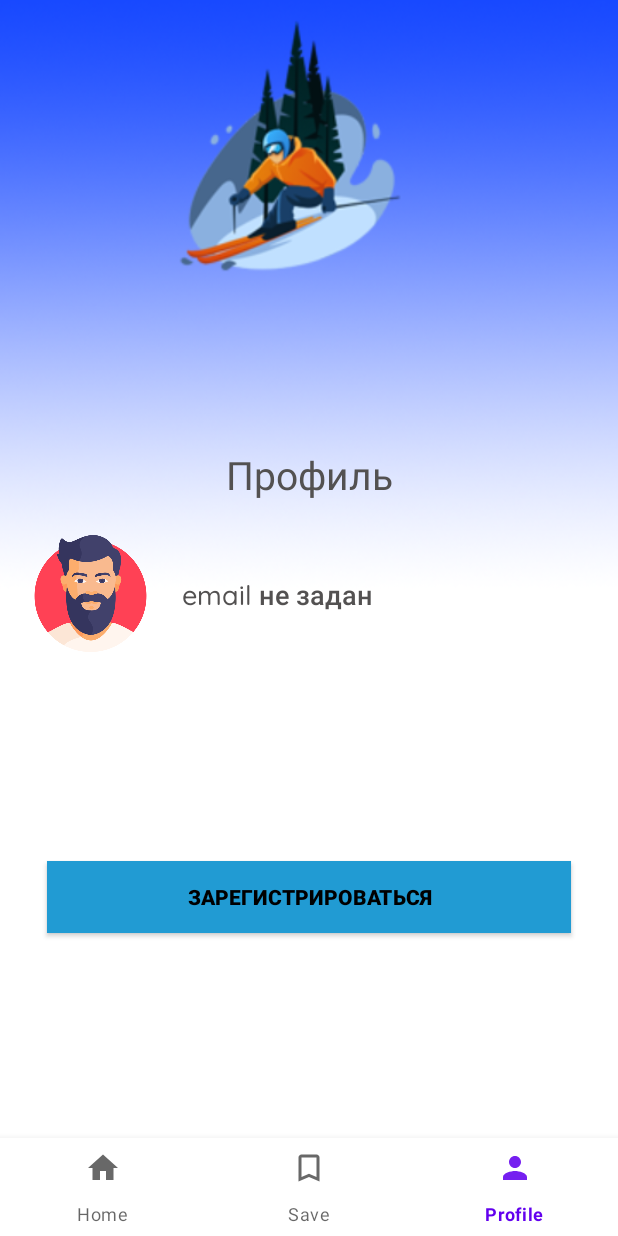
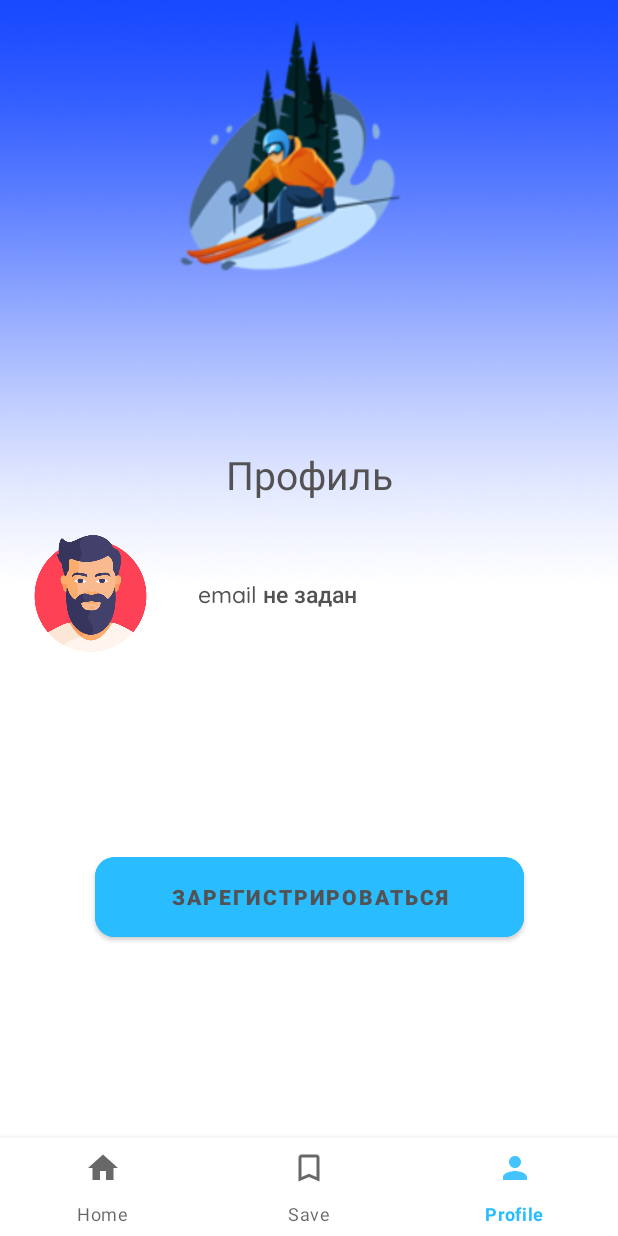
Before and after one commit to Sergio994350/SkiMountains, an Android app: the screen it shows after launch (MainActivity), item 3 of the bottom bar chosen, on a phone screen of 412 x 824 dp. Run offline under Robolectric (Android 15) with nearby library versions, the light colour scheme and no system bars; our stand-ins replace Firebase (no records; nobody signed in at launch, a user with empty details on screens opened directly), Room's generated code, navigation-ui, sdp/ssp sizes.

Commit message:
authorization: change profile fragment, send email to reset password, some other fixes

```diff
--- a/app/src/main/java/com/epicteam1/skimountains/feature_auth/presentation/ui/SignUpFragment.kt
+++ b/app/src/main/java/com/epicteam1/skimountains/feature_auth/presentation/ui/SignUpFragment.kt
@@ -12,6 +12,8 @@ import androidx.navigation.fragment.findNavController
 import com.epicteam1.skimountains.R
 import com.epicteam1.skimountains.databinding.FragmentSignUpBinding
 import com.epicteam1.skimountains.feature_auth.presentation.viewModel.AuthViewModel
+import com.epicteam1.skimountains.feature_ski_places.core.Constants
+import com.epicteam1.skimountains.feature_ski_places.core.Constants.SIGN_UP_SUCCESS
 import kotlinx.coroutines.launch
 import org.koin.androidx.viewmodel.ext.android.viewModel
 
@@ -36,6 +38,7 @@ class SignUpFragment : Fragment(R.layout.fragment_sign_up) {
                 val password = passET.text.toString()
                 val confirmPass = confirmPassEt.text.toString()
                 authViewModel.signUpUser(email, password, confirmPass)
+                Toast.makeText(context, SIGN_UP_SUCCESS, Toast.LENGTH_SHORT).show()
             }
             tvAlreadyRegistered.setOnClickListener {
                 findNavController().navigate(R.id.action_sign_up_to_sign_in_fragment)
--- a/app/src/main/java/com/epicteam1/skimountains/feature_ski_places/core/Constants.kt
+++ b/app/src/main/java/com/epicteam1/skimountains/feature_ski_places/core/Constants.kt
@@ -16,6 +16,12 @@ object Constants {
     const val UNDO = "undo"
     const val HAS_NIGHTRIDE = "true"
     const val HAS_RAILWAY = "true"
+    const val LOG_OUT = "Выйти"
+    const val EMAIL_NOT_FOUND = "email не задан"
+    const val SIGN_UP = "Зарегистрироваться"
+    const val LOG_OUT_SUCCESS = "Успешный выход"
+    const val EMAIL_HAS_SEND = "Email отправлен"
+    const val SIGN_UP_SUCCESS = "Пользователь зарегистрирован"
 
     const val SKIPLACE_ID = "skiPlaceId"
     const val SKIPLACE_BLACKTRAILS = "blackTrails"
@@ -50,4 +56,6 @@ object Constants {
     const val SKIPLACE_YOUTUBELINK = "youTubeLink"
     const val SKIPLACE_ENTITY = "entity"
     const val SKIPLACE_ISSAVED = "isSaved"
+
+    val String.Companion.EMPTY: String get() = ""
 }
--- a/app/src/main/java/com/epicteam1/skimountains/feature_ski_places/presentation/ui/ProfileFragment.kt
+++ b/app/src/main/java/com/epicteam1/skimountains/feature_ski_places/presentation/ui/ProfileFragment.kt
@@ -4,13 +4,24 @@ import android.os.Bundle
 import android.view.LayoutInflater
 import android.view.View
 import android.view.ViewGroup
+import android.widget.Toast
+import androidx.core.view.isVisible
 import androidx.fragment.app.Fragment
 import androidx.navigation.fragment.findNavController
 import com.epicteam1.skimountains.R
 import com.epicteam1.skimountains.databinding.FragmentProfileBinding
+import com.epicteam1.skimountains.feature_auth.presentation.viewModel.AuthViewModel
+import com.epicteam1.skimountains.feature_ski_places.core.Constants.EMAIL_HAS_SEND
+import com.epicteam1.skimountains.feature_ski_places.core.Constants.EMAIL_NOT_FOUND
+import com.epicteam1.skimountains.feature_ski_places.core.Constants.EMPTY
+import com.epicteam1.skimountains.feature_ski_places.core.Constants.LOG_OUT
+import com.epicteam1.skimountains.feature_ski_places.core.Constants.LOG_OUT_SUCCESS
+import com.epicteam1.skimountains.feature_ski_places.core.Constants.SIGN_UP
+import org.koin.androidx.viewmodel.ext.android.viewModel
 
 class ProfileFragment : Fragment(R.layout.fragment_profile) {
 
+    private val authViewModel by viewModel<AuthViewModel>()
     private var _binding: FragmentProfileBinding? = null
     private val binding get() = _binding
 
@@ -20,23 +31,48 @@ class ProfileFragment : Fragment(R.layout.fragment_profile) {
         savedInstanceState: Bundle?
     ): View? {
         _binding = FragmentProfileBinding.inflate(inflater, container, false)
+        registerObservers()
+        getUser()
 
-        binding?.apply {
-            signupButtonProfile.setOnClickListener {
-                findNavController().navigate(R.id.action_profile_to_sign_up_fragment)
-            }
-        }
         return binding?.root
     }
 
-
-    override fun onViewCreated(view: View, savedInstanceState: Bundle?) {
-        super.onViewCreated(view, savedInstanceState)
-        // TODO
+    private fun getUser() {
+        authViewModel.getCurrentUser()
     }
 
     override fun onDestroyView() {
         super.onDestroyView()
         _binding = null
     }
+
+    private fun registerObservers() {
+        authViewModel.currentUser.observe(viewLifecycleOwner) { user ->
+            user?.let {
+                binding?.apply { // user registered
+                    val userEmail = it.email.toString()
+                    tvEmailProfileFragment.text = userEmail
+                    tvChangePassword.isVisible = true
+                    tvChangePassword.setOnClickListener {
+                        Toast.makeText(context, EMAIL_HAS_SEND, Toast.LENGTH_SHORT).show()
+                        authViewModel.verifySendPasswordReset(userEmail)
+                    }
+                    signupButtonProfile.text = LOG_OUT
+                    signupButtonProfile.setOnClickListener {
+                        authViewModel.signOut()
+                        Toast.makeText(context, LOG_OUT_SUCCESS, Toast.LENGTH_SHORT).show()
+                        findNavController().navigate(R.id.action_profile_to_home_fragment)
+                    }
+                }
+            } ?: binding?.apply { // user not registered
+                val userEmail = String.EMPTY
+                tvEmailProfileFragment.text = EMAIL_NOT_FOUND
+                tvChangePassword.isVisible = false
+                signupButtonProfile.text = SIGN_UP
+                signupButtonProfile.setOnClickListener {
+                    findNavController().navigate(R.id.action_profile_to_sign_up_fragment)
+                }
+            }
+        }
+    }
 }
--- a/app/src/main/res/layout/fragment_profile.xml
+++ b/app/src/main/res/layout/fragment_profile.xml
@@ -4,8 +4,8 @@
     xmlns:tools="http://schemas.android.com/tools"
     android:layout_width="match_parent"
     android:layout_height="match_parent"
+    android:background="@drawable/skier_bg"
     android:padding="@dimen/_8sdp"
-    android:background="@drawable/skier_bg"
     tools:context=".feature_ski_places.presentation.ui.ProfileFragment">
 
     <LinearLayout
@@ -49,11 +49,13 @@
         <LinearLayout
             android:layout_width="match_parent"
             android:layout_height="@dimen/_60sdp">
+
             <ImageView
                 android:id="@+id/profileImage_profileFrag"
                 android:layout_width="@dimen/_60sdp"
                 android:layout_height="@dimen/_60sdp"
                 android:src="@drawable/man" />
+
             <LinearLayout
                 android:layout_width="match_parent"
                 android:layout_height="match_parent"
@@ -63,34 +65,46 @@
 
                 <TextView
                     android:id="@+id/tv_email_profile_fragment"
-                    android:layout_width="match_parent"
+                    android:layout_width="@dimen/_190sdp"
                     android:layout_height="wrap_content"
-                    android:layout_marginStart="@dimen/_6sdp"
+                    android:layout_marginStart="@dimen/_4sdp"
                     android:fontFamily="@font/quicksand_medium"
                     android:text="@string/email_not_found"
                     android:textColor="@color/dark_grey"
-                    android:textSize="@dimen/_14ssp" />
+                    android:textSize="@dimen/_12ssp" />
 
             </LinearLayout>
         </LinearLayout>
     </LinearLayout>
 
-    <androidx.appcompat.widget.AppCompatButton
+    <TextView
+        android:id="@+id/tv_change_password"
+        android:layout_width="wrap_content"
+        android:layout_height="wrap_content"
+        android:text="@string/change_password"
+        android:textColor="@color/sky_blue"
+        android:layout_marginTop="@dimen/_18sdp"
+        app:layout_constraintEnd_toEndOf="parent"
+        app:layout_constraintHorizontal_bias="0.5"
+        app:layout_constraintStart_toStartOf="parent"
+        app:layout_constraintTop_toBottomOf="@+id/linearLayout3" />
+
+    <com.google.android.material.button.MaterialButton
         android:id="@+id/signup_button_profile"
-        android:layout_width="0dp"
-        android:layout_height="wrap_content"
+        android:layout_width="@dimen/_220sdp"
+        android:layout_height="@dimen/_50sdp"
         android:layout_marginHorizontal="@dimen/_16sdp"
-        android:background="@color/sky_blue"
+        android:layout_marginTop="@dimen/_10sdp"
+        android:backgroundTint="@color/sky_blue"
+        android:contentDescription="@string/sign_up"
+        android:elevation="@dimen/_3sdp"
         android:text="@string/sign_up"
-        android:textColor="@color/black"
+        android:textColor="@color/dark_grey"
         android:textStyle="bold"
-        android:layout_marginTop="@dimen/_10sdp"
+        app:cornerRadius="@dimen/_10sdp"
         app:layout_constraintBottom_toBottomOf="parent"
         app:layout_constraintEnd_toEndOf="parent"
         app:layout_constraintStart_toStartOf="parent"
         app:layout_constraintTop_toBottomOf="@+id/linearLayout3" />
 
-
-
-
 </androidx.constraintlayout.widget.ConstraintLayout>
--- a/app/src/main/res/navigation/nav.xml
+++ b/app/src/main/res/navigation/nav.xml
@@ -143,5 +143,10 @@
             app:destination="@id/navigation_sign_up"
             app:popUpTo="@id/navigation_profile"
             app:popUpToInclusive="true" />
+        <action
+            android:id="@+id/action_profile_to_home_fragment"
+            app:destination="@id/navigation_home"
+            app:popUpTo="@id/navigation_profile"
+            app:popUpToInclusive="true" />
     </fragment>
 </navigation>
--- a/app/src/main/res/values/colors.xml
+++ b/app/src/main/res/values/colors.xml
@@ -12,7 +12,7 @@
     <color name="dark_yellow">#FFBF00</color>
     <color name="dark_grey">#535151</color>
     <color name="medium_grey">#B6B6B6</color>
-    <color name="sky_blue">#219BD3</color>
+    <color name="sky_blue">#29BCFF</color>
     <color name="dark_blue">#115978</color>
     <color name="light_grey">#BCD6D6D6</color>
     <color name="green">#BC006100</color>
--- a/app/src/main/res/values/strings.xml
+++ b/app/src/main/res/values/strings.xml
@@ -37,10 +37,12 @@
     <string name="repeat_your_password">Повторите Ваш пароль</string>
     <string name="password_not_match">Пароли не совпадают</string>
     <string name="sign_up">Зарегистрироваться</string>
+    <string name="log_out">Выйти</string>
     <string name="already_registered_enter">Уже зарегистрирован, войти</string>
     <string name="enter">Войти</string>
     <string name="not_registered_yet_sign_up">Еще не зарегистрирован, регистрация</string>
     <string name="forgot_password">Забыли пароль?</string>
+    <string name="change_password">Сбросить пароль</string>
     <string name="reset_password_email">Сброс пароля (e-mail)</string>
     <string name="email_not_found">email не задан</string>
 </resources>
--- a/app/src/main/res/values/themes.xml
+++ b/app/src/main/res/values/themes.xml
@@ -2,7 +2,7 @@
     <!-- Base application theme. -->
     <style name="Theme.SkiMountains" parent="Theme.MaterialComponents.DayNight.NoActionBar">
         <!-- Primary brand color. -->
-        <item name="colorPrimary">@color/purple_500</item>
+        <item name="colorPrimary">@color/sky_blue</item>
         <item name="colorPrimaryVariant">@color/purple_700</item>
         <item name="colorOnPrimary">@color/white</item>
         <!-- Secondary brand color. -->
```
Also changed, not shown: app/src/main/java/com/epicteam1/skimountains/feature_auth/presentation/viewModel/AuthViewModel.kt (+6 -2 lines), app/src/main/res/layout/fragment_detail.xml (+7 -7 lines), app/src/main/res/layout/fragment_password_reset.xml (+6 -4 lines), app/src/main/res/layout/fragment_sign_in.xml (+11 -8 lines), app/src/main/res/layout/fragment_sign_up.xml (+9 -6 lines).
